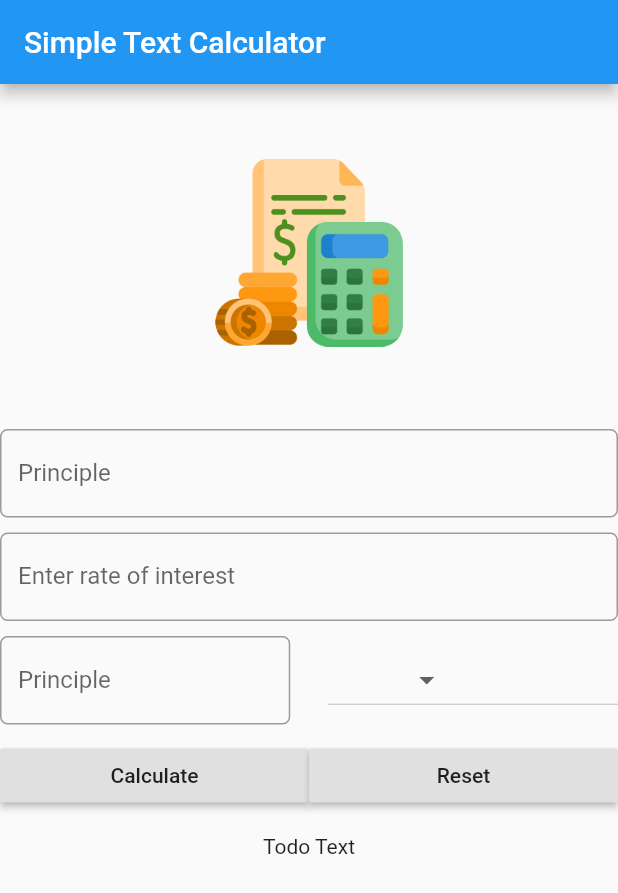
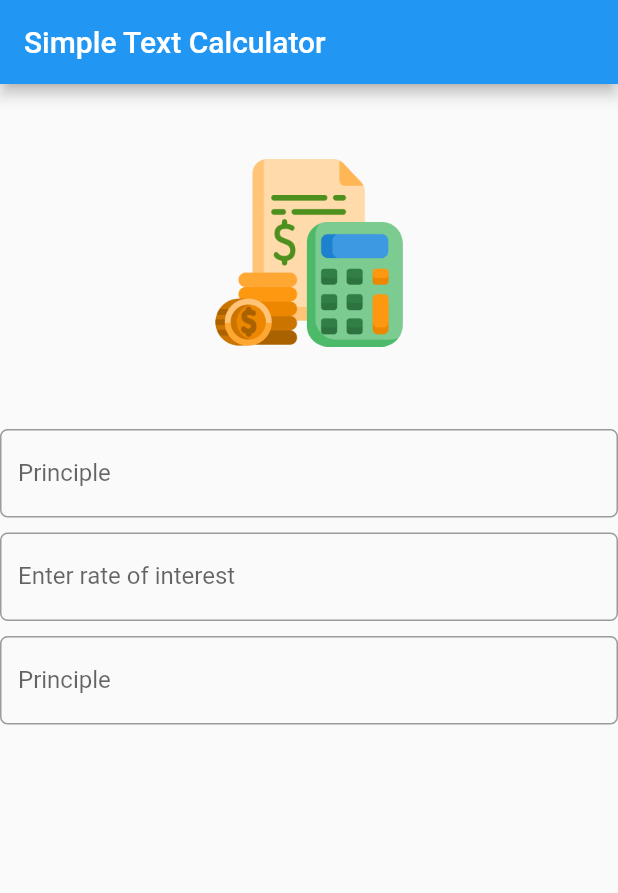
Before and after one commit to user-zoobi/FlutterBasics, a Flutter app: the screen it shows after launch, on a phone screen of 412 x 824 dp. Shown: the top 893 px of the screen. Run offline on Flutter 3.47's test engine with Material 2 defaults, Android fonts, the phone set to English and light mode, and no system bars.

Commit message:
flutter basics

```diff
--- a/lib/main.dart
+++ b/lib/main.dart
@@ -28,10 +28,12 @@ class _SIFormState extends State<SIForm>{
         title: Text("Simple Text Calculator"),
       ),
       body: Container(
+
         child: Column(
           children: <Widget>[
 
             getImageAssets(),
+
             Padding(
 
               padding: EdgeInsets.only(
@@ -79,54 +81,8 @@ class _SIFormState extends State<SIForm>{
                   ),
                 )),
 
-                Container(width: minimumPadding*5,),
-
-                Expanded(
-                  child: DropdownButton<String>(
-                    items: _currencies.map((String value){
-                      return DropdownMenuItem<String>(
-                          child: Text(value)
-                      );
-                    }).toList(),
-
-                    value: "Rupees",
-                    onChanged: (String newValueSelected)
-                    {
-
-                    },
-                  ),)
               ],
             )),
-
-            Padding(
-                padding: EdgeInsets.only(
-                  bottom: minimumPadding, top: minimumPadding
-                ),
-              child: Row(children: <Widget>[
-
-              Expanded(
-                child: RaisedButton(
-                    child: Text("Calculate"),
-                    onPressed:(){
-
-                    }
-                ),
-              )
-              ,
-              Expanded(
-                child: RaisedButton(
-                    child: Text("Reset"),
-                    onPressed:(){
-
-                    }
-                ),
-              )
-
-            ],)),
-
-            Padding(padding: EdgeInsets.all(minimumPadding * 2),
-            child: Text("Todo Text"),
-            )
 
           ],
         ),
```
